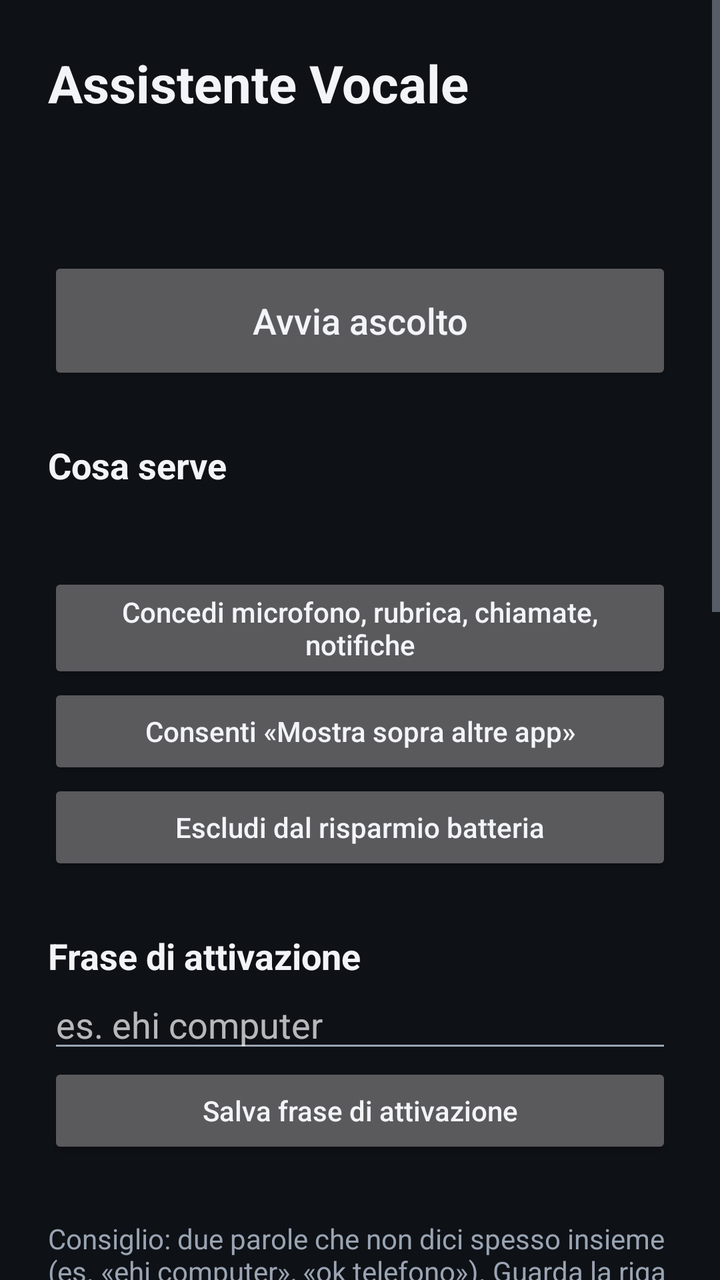
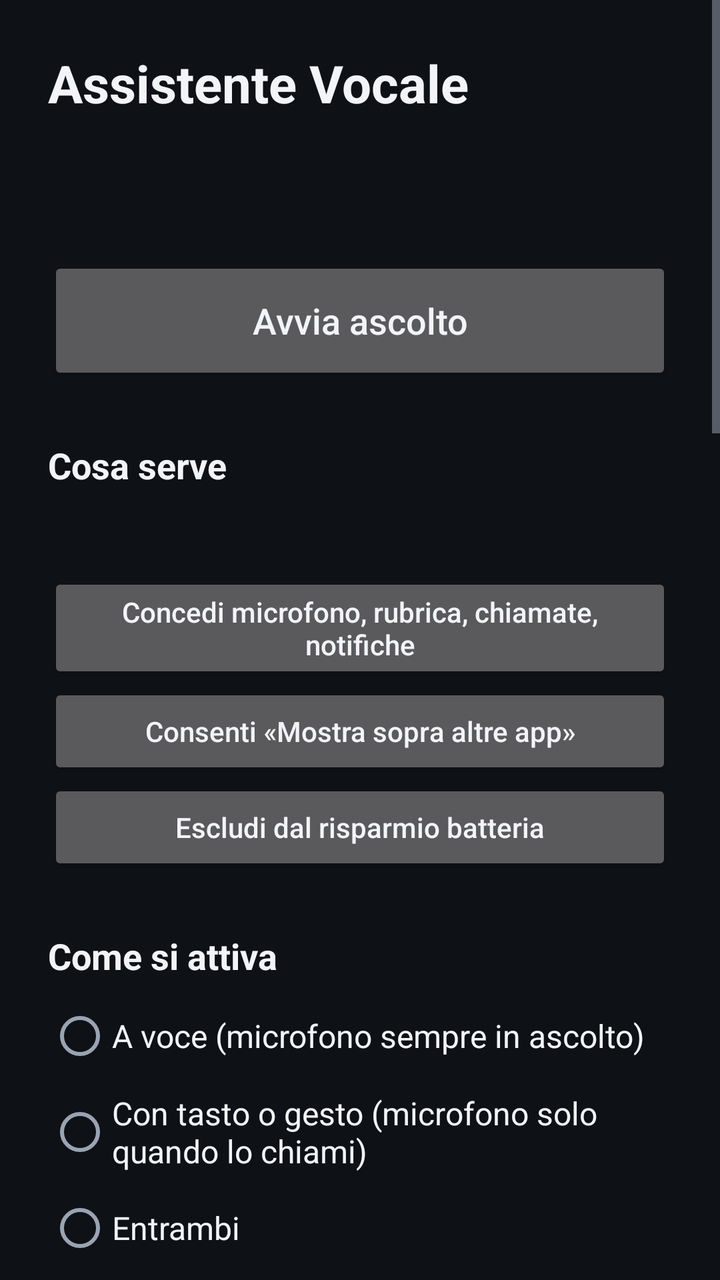

Compare the two renders of this Android layout. The source of the first and the diff that turns it into the second are given below.
<!-- AndroidManifest.xml: application theme Theme.Assistente -->
<!-- res/layout/activity_main.xml -->
<?xml version="1.0" encoding="utf-8"?>
<ScrollView xmlns:android="http://schemas.android.com/apk/res/android"
    android:layout_width="match_parent"
    android:layout_height="match_parent"
    android:fillViewport="true"
    android:fitsSystemWindows="true">

    <LinearLayout
        android:layout_width="match_parent"
        android:layout_height="wrap_content"
        android:orientation="vertical"
        android:padding="24dp">

        <TextView
            android:layout_width="wrap_content"
            android:layout_height="wrap_content"
            android:text="@string/app_name"
            android:textColor="@color/text"
            android:textSize="26sp"
            android:textStyle="bold" />

        <TextView
            android:id="@+id/status"
            android:layout_width="match_parent"
            android:layout_height="wrap_content"
            android:layout_marginTop="6dp"
            android:textColor="@color/text_dim"
            android:textSize="16sp" />

        <TextView
            android:id="@+id/heard"
            android:layout_width="match_parent"
            android:layout_height="wrap_content"
            android:layout_marginTop="4dp"
            android:textColor="@color/listening"
            android:textSize="16sp" />

        <Button
            android:id="@+id/toggle"
            android:layout_width="match_parent"
            android:layout_height="64dp"
            android:layout_marginTop="16dp"
            android:text="Avvia ascolto"
            android:textAllCaps="false"
            android:textSize="18sp" />

        <TextView
            android:layout_width="wrap_content"
            android:layout_height="wrap_content"
            android:layout_marginTop="28dp"
            android:text="Cosa serve"
            android:textColor="@color/text"
            android:textSize="18sp"
            android:textStyle="bold" />

        <TextView
            android:id="@+id/checks"
            android:layout_width="match_parent"
            android:layout_height="wrap_content"
            android:layout_marginTop="8dp"
            android:lineSpacingExtra="6dp"
            android:textColor="@color/text"
            android:textSize="16sp" />

        <Button
            android:id="@+id/grant"
            android:layout_width="match_parent"
            android:layout_height="wrap_content"
            android:layout_marginTop="12dp"
            android:text="Concedi microfono, rubrica, chiamate, notifiche"
            android:textAllCaps="false" />

        <Button
            android:id="@+id/overlay"
            android:layout_width="match_parent"
            android:layout_height="wrap_content"
            android:text="Consenti «Mostra sopra altre app»"
            android:textAllCaps="false" />

        <Button
            android:id="@+id/battery"
            android:layout_width="match_parent"
            android:layout_height="wrap_content"
            android:text="Escludi dal risparmio batteria"
            android:textAllCaps="false" />

        <TextView
            android:layout_width="wrap_content"
            android:layout_height="wrap_content"
            android:layout_marginTop="28dp"
            android:text="Frase di attivazione"
            android:textColor="@color/text"
            android:textSize="18sp"
            android:textStyle="bold" />

        <EditText
            android:id="@+id/wake"
            android:layout_width="match_parent"
            android:layout_height="wrap_content"
            android:hint="es. ehi computer"
            android:importantForAutofill="no"
            android:inputType="text" />

        <Button
            android:id="@+id/wake_save"
            android:layout_width="match_parent"
            android:layout_height="wrap_content"
            android:text="Salva frase di attivazione"
            android:textAllCaps="false" />

        <TextView
            android:id="@+id/wake_check"
            android:layout_width="match_parent"
            android:layout_height="wrap_content"
            android:layout_marginTop="6dp"
            android:lineSpacingExtra="3dp"
            android:textColor="@color/text_dim"
            android:textSize="15sp" />

        <TextView
            android:layout_width="match_parent"
            android:layout_height="wrap_content"
            android:layout_marginTop="4dp"
            android:text="Consiglio: due parole che non dici spesso insieme (es. «ehi computer», «ok telefono»). Guarda la riga «Sento» qui sopra mentre la provi."
            android:textColor="@color/text_dim"
            android:textSize="14sp" />

        <TextView
            android:layout_width="wrap_content"
            android:layout_height="wrap_content"
            android:layout_marginTop="28dp"
            android:text="Chiamate"
            android:textColor="@color/text"
            android:textSize="18sp"
            android:textStyle="bold" />

        <Switch
            android:id="@+id/speaker"
            android:layout_width="match_parent"
            android:layout_height="wrap_content"
            android:layout_marginTop="8dp"
            android:minHeight="48dp"
            android:text="Chiamate sempre in vivavoce"
            android:textColor="@color/text"
            android:textSize="16sp" />

        <TextView
            android:layout_width="match_parent"
            android:layout_height="wrap_content"
            android:text="Oppure dillo a voce: «chiama Mario in vivavoce»."
            android:textColor="@color/text_dim"
            android:textSize="14sp" />

        <TextView
            android:layout_width="wrap_content"
            android:layout_height="wrap_content"
            android:layout_marginTop="28dp"
            android:text="Riconoscimento dei comandi"
            android:textColor="@color/text"
            android:textSize="18sp"
            android:textStyle="bold" />

        <Switch
            android:id="@+id/system_asr"
            android:layout_width="match_parent"
            android:layout_height="wrap_content"
            android:layout_marginTop="8dp"
            android:minHeight="48dp"
            android:text="Usa il riconoscimento del telefono (molto più preciso)"
            android:textColor="@color/text"
            android:textSize="16sp" />

        <TextView
            android:id="@+id/asr_info"
            android:layout_width="match_parent"
            android:layout_height="wrap_content"
            android:layout_marginTop="6dp"
            android:lineSpacingExtra="3dp"
            android:textColor="@color/text_dim"
            android:textSize="15sp" />

        <Button
            android:id="@+id/download_it"
            android:layout_width="match_parent"
            android:layout_height="wrap_content"
            android:text="Scarica l'italiano offline"
            android:textAllCaps="false" />

        <TextView
            android:layout_width="wrap_content"
            android:layout_height="wrap_content"
            android:layout_marginTop="28dp"
            android:text="Voce dell'assistente"
            android:textColor="@color/text"
            android:textSize="18sp"
            android:textStyle="bold" />

        <TextView
            android:id="@+id/tts_info"
            android:layout_width="match_parent"
            android:layout_height="wrap_content"
            android:layout_marginTop="6dp"
            android:lineSpacingExtra="3dp"
            android:textColor="@color/text_dim"
            android:textSize="15sp" />

        <Button
            android:id="@+id/tts_install"
            android:layout_width="match_parent"
            android:layout_height="wrap_content"
            android:text="Installa / aggiorna la voce italiana"
            android:textAllCaps="false" />

        <TextView
            android:layout_width="wrap_content"
            android:layout_height="wrap_content"
            android:layout_marginTop="28dp"
            android:text="Luoghi rapidi"
            android:textColor="@color/text"
            android:textSize="18sp"
            android:textStyle="bold" />

        <EditText
            android:id="@+id/home"
            android:layout_width="match_parent"
            android:layout_height="wrap_content"
            android:hint="Indirizzo di casa («portami a casa»)"
            android:importantForAutofill="no"
            android:inputType="textPostalAddress" />

        <EditText
            android:id="@+id/work"
            android:layout_width="match_parent"
            android:layout_height="wrap_content"
            android:hint="Indirizzo del lavoro («portami al lavoro»)"
            android:importantForAutofill="no"
            android:inputType="textPostalAddress" />

        <TextView
            android:layout_width="wrap_content"
            android:layout_height="wrap_content"
            android:layout_marginTop="28dp"
            android:text="Come si usa"
            android:textColor="@color/text"
            android:textSize="18sp"
            android:textStyle="bold" />

        <TextView
            android:id="@+id/howto"
            android:layout_width="match_parent"
            android:layout_height="wrap_content"
            android:layout_marginTop="8dp"
            android:lineSpacingExtra="4dp"
            android:textColor="@color/text_dim"
            android:textSize="16sp" />
    </LinearLayout>
</ScrollView>
<!-- resources referenced by this layout -->
<resources>
  <color name="listening">#FF2F80ED</color>
  <color name="text">#FFF2F4F7</color>
  <color name="text_dim">#FF9AA4B2</color>
  <string name="app_name">Assistente Vocale</string>
  <style name="Theme.Assistente" parent="android:Theme.Material.NoActionBar">
          <item name="android:colorAccent">@color/listening</item>
          <item name="android:windowBackground">@color/bg</item>
          <item name="android:statusBarColor">@color/bg</item>
          <item name="android:navigationBarColor">@color/bg</item>
          <item name="android:textColorPrimary">@color/text</item>
          <item name="android:textColorSecondary">@color/text_dim</item>
      </style>
  <color name="bg">#FF0E1116</color>
</resources>

<!-- the commit's change to res/layout/activity_main.xml (unified diff, before → after) -->
@@ -88,6 +88,66 @@
             android:layout_width="wrap_content"
             android:layout_height="wrap_content"
             android:layout_marginTop="28dp"
+            android:text="Come si attiva"
+            android:textColor="@color/text"
+            android:textSize="18sp"
+            android:textStyle="bold" />
+
+        <RadioGroup
+            android:id="@+id/activation"
+            android:layout_width="match_parent"
+            android:layout_height="wrap_content"
+            android:layout_marginTop="4dp">
+
+            <RadioButton
+                android:id="@+id/act_voice"
+                android:layout_width="match_parent"
+                android:layout_height="wrap_content"
+                android:minHeight="48dp"
+                android:text="A voce (microfono sempre in ascolto)"
+                android:textColor="@color/text"
+                android:textSize="16sp" />
+
+            <RadioButton
+                android:id="@+id/act_gesture"
+                android:layout_width="match_parent"
+                android:layout_height="wrap_content"
+                android:minHeight="48dp"
+                android:text="Con tasto o gesto (microfono solo quando lo chiami)"
+                android:textColor="@color/text"
+                android:textSize="16sp" />
+
+            <RadioButton
+                android:id="@+id/act_both"
+                android:layout_width="match_parent"
+                android:layout_height="wrap_content"
+                android:minHeight="48dp"
+                android:text="Entrambi"
+                android:textColor="@color/text"
+                android:textSize="16sp" />
+
+        </RadioGroup>
+
+        <TextView
+            android:id="@+id/assist_info"
+            android:layout_width="match_parent"
+            android:layout_height="wrap_content"
+            android:layout_marginTop="6dp"
+            android:lineSpacingExtra="3dp"
+            android:textColor="@color/text_dim"
+            android:textSize="15sp" />
+
+        <Button
+            android:id="@+id/assist_set"
+            android:layout_width="match_parent"
+            android:layout_height="wrap_content"
+            android:text="Imposta come assistente del telefono"
+            android:textAllCaps="false" />
+
+        <TextView
+            android:layout_width="wrap_content"
+            android:layout_height="wrap_content"
+            android:layout_marginTop="28dp"
             android:text="Frase di attivazione"
             android:textColor="@color/text"
             android:textSize="18sp"
@@ -196,6 +256,53 @@
             android:textStyle="bold" />
 
         <TextView
+            android:layout_width="wrap_content"
+            android:layout_height="wrap_content"
+            android:layout_marginTop="12dp"
+            android:text="Motore"
+            android:textColor="@color/text_dim"
+            android:textSize="14sp" />
+
+        <Spinner
+            android:id="@+id/tts_engine"
+            android:layout_width="match_parent"
+            android:layout_height="48dp" />
+
+        <TextView
+            android:layout_width="wrap_content"
+            android:layout_height="wrap_content"
+            android:layout_marginTop="12dp"
+            android:text="Voce"
+            android:textColor="@color/text_dim"
+            android:textSize="14sp" />
+
+        <Spinner
+            android:id="@+id/tts_voice"
+            android:layout_width="match_parent"
+            android:layout_height="48dp" />
+
+        <TextView
+            android:id="@+id/tts_rate_label"
+            android:layout_width="wrap_content"
+            android:layout_height="wrap_content"
+            android:layout_marginTop="12dp"
+            android:textColor="@color/text_dim"
+            android:textSize="14sp" />
+
+        <SeekBar
+            android:id="@+id/tts_rate"
+            android:layout_width="match_parent"
+            android:layout_height="40dp"
+            android:max="80" />
+
+        <Button
+            android:id="@+id/tts_test"
+            android:layout_width="match_parent"
+            android:layout_height="wrap_content"
+            android:text="▶  Prova la voce"
+            android:textAllCaps="false" />
+
+        <TextView
             android:id="@+id/tts_info"
             android:layout_width="match_parent"
             android:layout_height="wrap_content"
@@ -208,7 +315,7 @@
             android:id="@+id/tts_install"
             android:layout_width="match_parent"
             android:layout_height="wrap_content"
-            android:text="Installa / aggiorna la voce italiana"
+            android:text="Scarica altre voci italiane"
             android:textAllCaps="false" />
 
         <TextView
